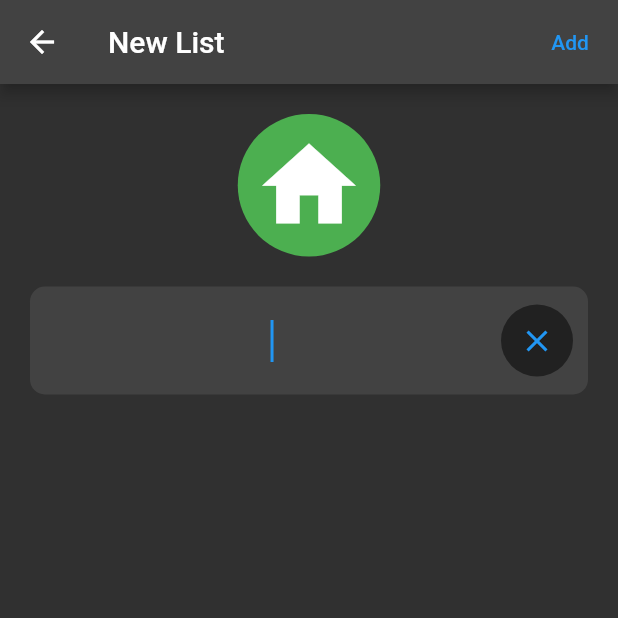
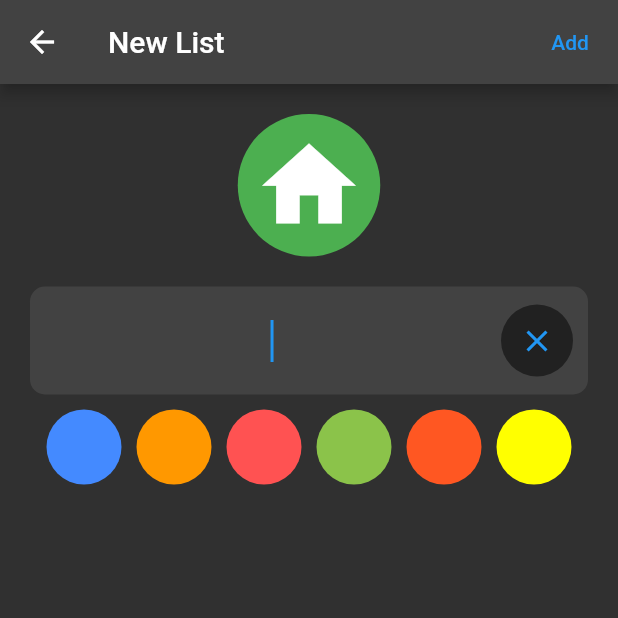
Before and after one commit to rafaelhalder/reminders, a Flutter app: the AddListScreen screen opened by its route, on a phone screen of 412 x 824 dp, the top half of it. Run offline on Flutter 3.47's test engine with Material 2 defaults, Android fonts, the phone set to English and light mode, and no system bars.

Commit message:
include class colors

```diff
--- /dev/null
+++ b/lib/models/common/custom_color.dart
@@ -0,0 +1,9 @@
+import 'package:flutter/material.dart';
+
+class CustomColor {
+  String id;
+  Color color;
+  bool isSelected;
+
+  CustomColor({required this.id, required this.color, this.isSelected = false});
+}
--- /dev/null
+++ b/lib/models/common/custom_color_collection.dart
@@ -0,0 +1,21 @@
+import 'dart:collection';
+
+import 'package:flutter/material.dart';
+import 'package:reminders/models/common/custom_color.dart';
+
+class CustomColorCollection {
+  final List<CustomColor> _colors = [
+    CustomColor(id: 'blue_accent', color: Colors.blueAccent),
+    CustomColor(id: 'orange', color: Colors.orange),
+    CustomColor(id: 'red_accent', color: Colors.redAccent),
+    CustomColor(id: 'light_green', color: Colors.lightGreen),
+    CustomColor(id: 'deep_orange', color: Colors.deepOrange),
+    CustomColor(id: 'yellow_accent', color: Colors.yellowAccent),
+  ];
+
+  UnmodifiableListView<CustomColor> get colors => UnmodifiableListView(_colors);
+
+  CustomColor findColorById(id) {
+    return _colors.firstWhere((customColor) => customColor.id == id);
+  }
+}
--- a/lib/screens/home/add_list/add_list_screen.dart
+++ b/lib/screens/home/add_list/add_list_screen.dart
@@ -1,4 +1,5 @@
 import 'package:flutter/material.dart';
+import 'package:reminders/models/common/custom_color_collection.dart';
 
 class AddListScreen extends StatefulWidget {
   const AddListScreen({ Key? key }) : super(key: key);
@@ -51,6 +52,24 @@ class _AddListScreenState extends State<AddListScreen> {
                     child: Icon(Icons.clear)),
                 )
               ),
+            ),
+            SizedBox(
+              height:10
+            ),
+            Wrap(
+              alignment: WrapAlignment.center,
+              spacing: 10,
+              runSpacing: 10,
+              children: [
+                for(final customColorssss in CustomColorCollection().colors)
+                Container(
+                  height: 50,
+                  width: 50,
+                  decoration: BoxDecoration(
+                    color: customColorssss.color, shape: BoxShape.circle,
+                  ),
+                )
+              ],
             )
           ],
         ),
```
